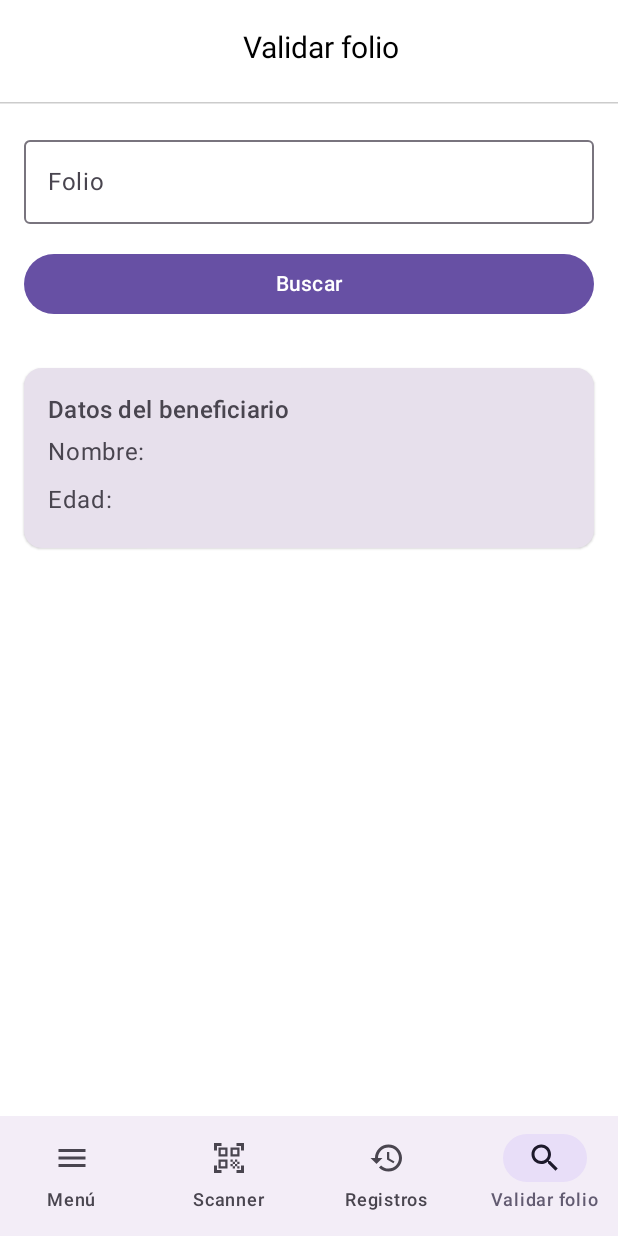
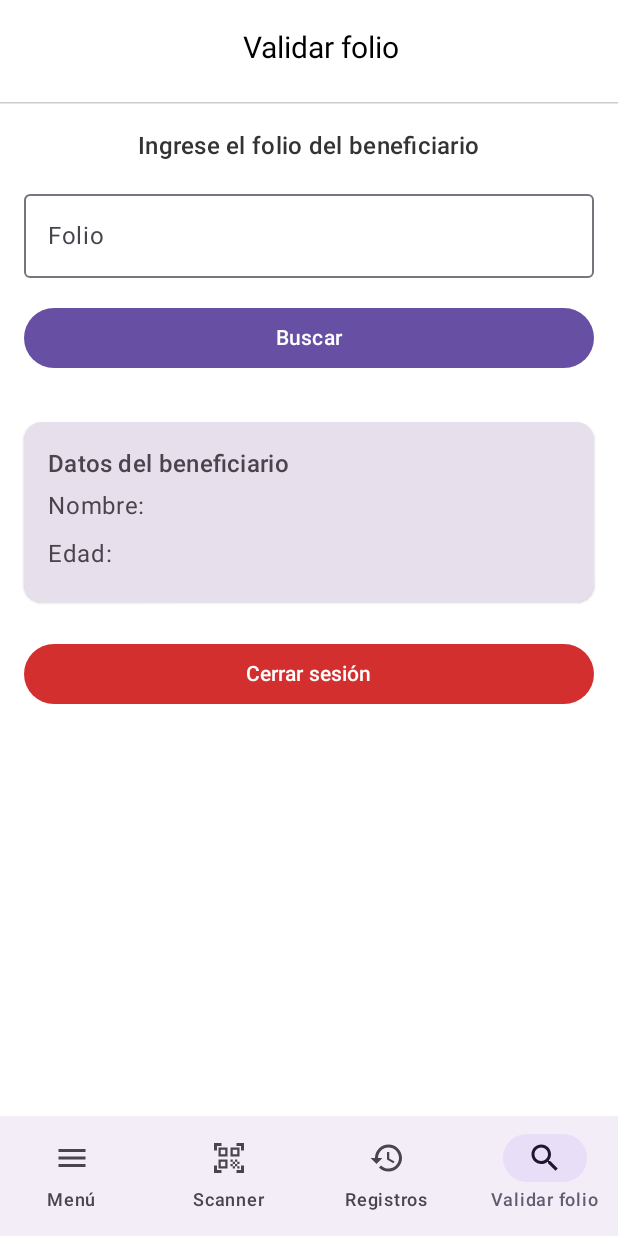
Before and after one commit to AdriPprgm/beneficios_juventud, an Android app built with Jetpack Compose: the ValidarFolio screen opened through its navigation route, on a phone screen of 412 x 824 dp. Run offline under Robolectric (Android 15) with nearby library versions, the phone set to English and light mode, and no system bars; network calls fail; pictures from the network do not load.

Commit message:
Cerrar sesion negocio

```diff
--- a/app/src/main/java/mx/apb/beneficios_juventud/view/MainierActivity.kt
+++ b/app/src/main/java/mx/apb/beneficios_juventud/view/MainierActivity.kt
@@ -182,7 +182,7 @@ fun MainScreen(beneficiosVM: BeneficiosVM) {
                         composable(Pantalla.RUTA_MENU_NEGOCIOS) { MenuNegocios(navController, beneficiosVM) }
                         composable(Pantalla.RUTA_SCANNER_NEGOCIOS) { ScannerNegocios(navController, beneficiosVM) }
                         composable(Pantalla.RUTA_REGISTROS_NEGOCIOS) { RegistrosNegocios(navController) }
-                        composable(Pantalla.RUTA_VALIDAR_FOLIO) { ValidarFolio(navController) }
+                        composable(Pantalla.RUTA_VALIDAR_FOLIO) { ValidarFolio(navController, beneficiosVM) }
                         composable(Pantalla.RUTA_OFERTA_POR_FOLIO) { OfertaPorFolio(navController) }
                     }
                 }
--- a/app/src/main/java/mx/apb/beneficios_juventud/view/ValidarFolio.kt
+++ b/app/src/main/java/mx/apb/beneficios_juventud/view/ValidarFolio.kt
@@ -5,6 +5,7 @@ import androidx.compose.foundation.layout.Column
 import androidx.compose.foundation.layout.Row
 import androidx.compose.foundation.layout.Spacer
 import androidx.compose.foundation.layout.fillMaxWidth
+import androidx.compose.foundation.layout.height
 import androidx.compose.foundation.layout.padding
 import androidx.compose.material3.*
 import androidx.compose.runtime.Composable
@@ -16,20 +17,24 @@ import androidx.compose.runtime.rememberCoroutineScope
 import androidx.compose.runtime.setValue
 import androidx.compose.ui.Alignment
 import androidx.compose.ui.Modifier
+import androidx.compose.ui.graphics.Color
+import androidx.compose.ui.text.font.FontWeight
 import androidx.compose.ui.unit.dp
 import androidx.lifecycle.viewmodel.compose.viewModel
 import androidx.navigation.NavController
 import kotlinx.coroutines.launch
+import mx.apb.beneficios_juventud.viewmodel.BeneficiosVM
 import mx.apb.beneficios_juventud.viewmodel.FolioVM
 
 @OptIn(ExperimentalMaterial3Api::class)
 @Composable
-fun ValidarFolio(navController: NavController) {
+fun ValidarFolio(navController: NavController, beneficiosVM: BeneficiosVM) {
     val currentRoute = Pantalla.RUTA_VALIDAR_FOLIO
     var folio by remember { mutableStateOf("") }
     val folioVM: FolioVM = viewModel()
     val estado by folioVM.estado.collectAsState()
     val scope = rememberCoroutineScope()
+    var mostrarConfirmacion by remember { mutableStateOf(false) }
 
     Scaffold(
         topBar = { TopBarNegocioMenu("Validar folio") },
@@ -41,10 +46,21 @@ fun ValidarFolio(navController: NavController) {
                 .fillMaxWidth(),
             contentAlignment = Alignment.TopCenter
         ) {
+
             Column(
                 horizontalAlignment = Alignment.CenterHorizontally,
                 modifier = Modifier.padding(16.dp)
+
+
             ) {
+
+                Text(
+                    text = "Ingrese el folio del beneficiario",
+                    style = MaterialTheme.typography.titleMedium.copy(fontWeight = FontWeight.SemiBold),
+                    color = Color(0xFF333333), //
+                    modifier = Modifier.padding(bottom = 12.dp)
+                )
+
                 OutlinedTextField(
                     value = folio,
                     onValueChange = { folio = it },
@@ -87,6 +103,28 @@ fun ValidarFolio(navController: NavController) {
                         }
                     }
                 }
+                Spacer(modifier = Modifier.height(24.dp))
+
+
+                Button(
+                    onClick = { mostrarConfirmacion = true },
+                    colors = ButtonDefaults.buttonColors(containerColor = Color(0xFFD32F2F)),
+                    modifier = Modifier.fillMaxWidth()
+                ) { Text("Cerrar sesión", color = Color.White) }
+            }
+
+            if (mostrarConfirmacion) {
+                ConfirmarLogout(
+                    onDismiss = { mostrarConfirmacion = false },
+                    onConfirm = {
+                        beneficiosVM.signOut() // ⬅️ cierra sesión REAL
+                        mostrarConfirmacion = false
+                        navController.navigate(Pantalla.RUTA_LOGIN) {
+                            popUpTo(0) { inclusive = true }
+                            launchSingleTop = true
+                        }
+                    }
+                )
             }
         }
     }
```
